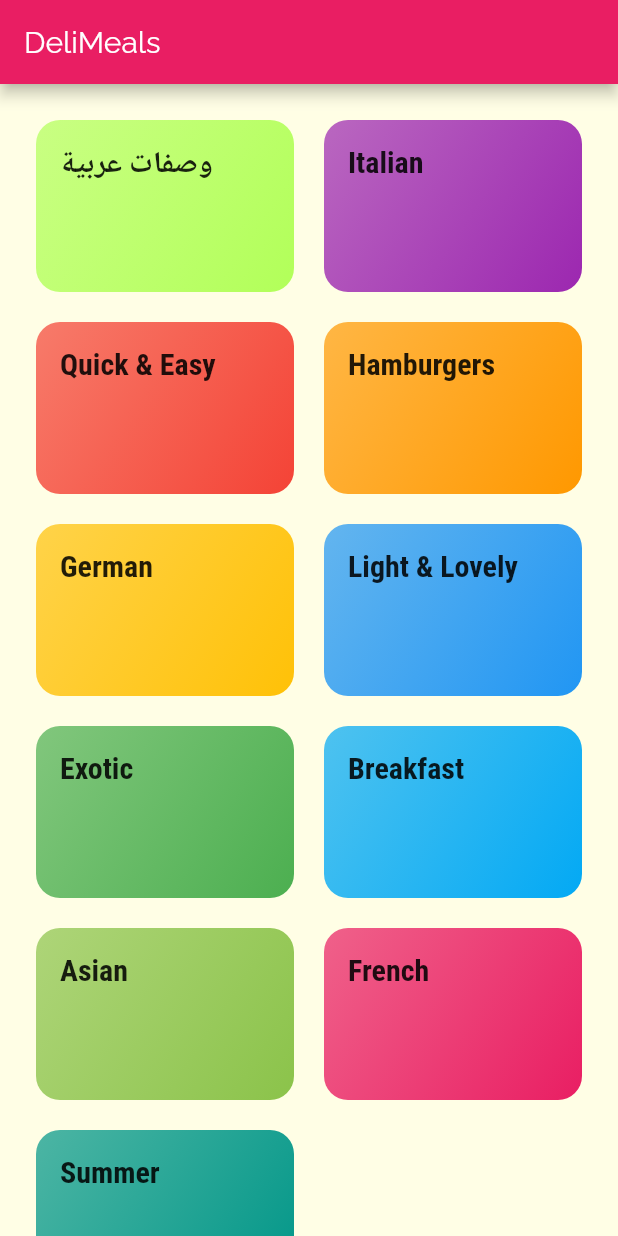
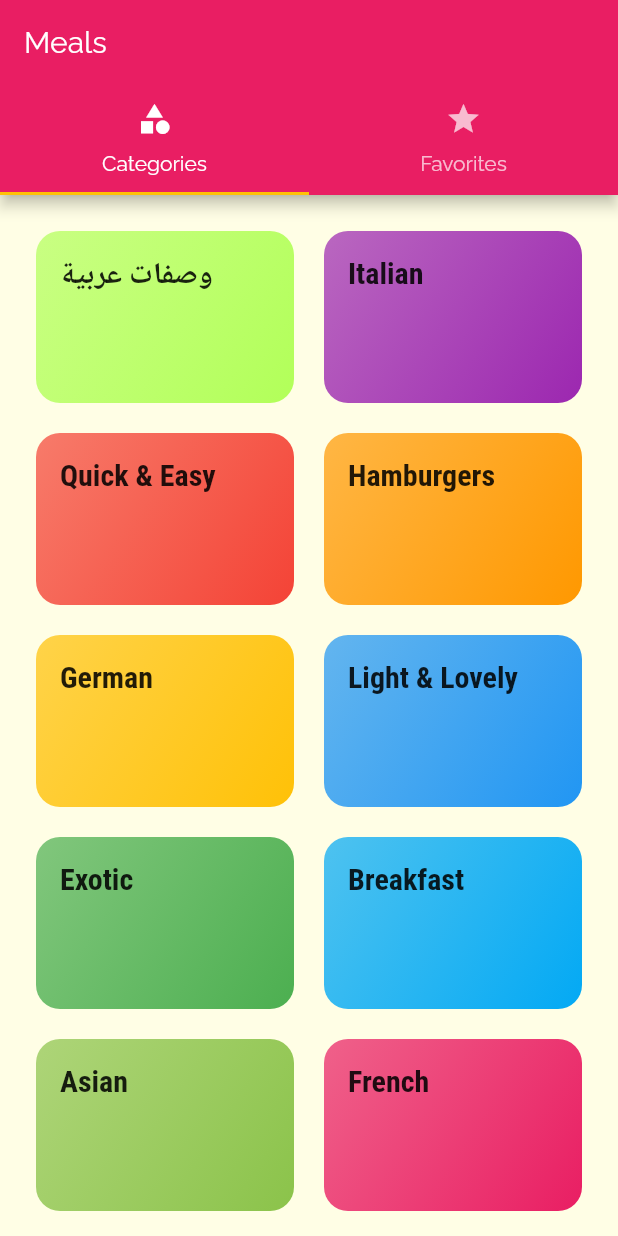
Before and after one commit to EngMo974/meals, a Flutter app: the screen it shows after launch, on a phone screen of 412 x 824 dp. Run offline on Flutter 3.47's test engine with Material 2 defaults, Android fonts, the phone set to English and light mode, and no system bars; missing offline and left inert: cache_image.

```diff
--- a/lib/main.dart
+++ b/lib/main.dart
@@ -1,6 +1,7 @@
 import 'package:flutter/material.dart';
 import 'package:meals/screens/categories_screen.dart';
 import 'package:meals/screens/meal_details_screen.dart';
+import 'package:meals/screens/tabs_screen.dart';
 import 'screens/category_meals_screen.dart';
 
 void main() {
@@ -11,6 +12,7 @@ class MyApp extends StatelessWidget {
   @override
   Widget build(BuildContext context) {
     return MaterialApp(
+      debugShowCheckedModeBanner: false,
       title: 'DeliMeals',
       theme: ThemeData(
         primaryColor: Colors.pink,
@@ -27,12 +29,18 @@ class MyApp extends StatelessWidget {
               headline6: TextStyle(
                 fontSize: 20,
                 fontFamily: 'RobotoCondensed',
-                fontWeight: FontWeight.bold)),
+                fontWeight: FontWeight.bold,
+              ),
+              headline5: TextStyle(
+                  fontSize: 18,
+                  fontFamily: 'Raleway',
+                  fontWeight: FontWeight.bold),
+            ),
       ),
 //      home: CategoriesScreen(),
       initialRoute: '/',
       routes: {
-        '/': (ctx) => CategoriesScreen(),
+        '/': (ctx) => TabsScreen(),
         CategoryMealsScreen.routeName: (ctx) => CategoryMealsScreen(),
         MealDetailScreen.routeName: (ctx) => MealDetailScreen(),
       },
--- a/lib/screens/categories_screen.dart
+++ b/lib/screens/categories_screen.dart
@@ -5,11 +5,7 @@ import 'package:meals/dummy_data.dart';
 class CategoriesScreen extends StatelessWidget {
   @override
   Widget build(BuildContext context) {
-    return Scaffold(
-      appBar: AppBar(
-        title: Text('DeliMeals'),
-      ),
-      body: GridView(
+    return GridView(
       padding: EdgeInsets.all(24),
       children: DUMMY_CATYGORIES.map(
         (cateItem) {
@@ -26,7 +22,6 @@ class CategoriesScreen extends StatelessWidget {
         crossAxisSpacing: 20,
         mainAxisSpacing: 20,
       ),
-      ),
     );
   }
 }
--- /dev/null
+++ b/lib/screens/tabs_screen.dart
@@ -0,0 +1,40 @@
+import 'package:flutter/material.dart';
+import 'package:meals/screens/categories_screen.dart';
+import 'package:meals/screens/favorites_screen.dart';
+
+class TabsScreen extends StatefulWidget {
+  @override
+  _TabsScreenState createState() => _TabsScreenState();
+}
+
+class _TabsScreenState extends State<TabsScreen> {
+  @override
+  Widget build(BuildContext context) {
+    return DefaultTabController(
+      child: Scaffold(
+        appBar: AppBar(
+          title: Text('Meals'),
+          bottom: TabBar(
+            tabs: [
+              Tab(
+                icon: Icon(Icons.category),
+                text: 'Categories',
+              ),
+              Tab(
+                icon: Icon(Icons.star),
+                text: 'Favorites',
+              ),
+            ],
+          ),
+        ),
+        body: TabBarView(
+          children: [
+            CategoriesScreen(),
+            FavoritesScreen(),
+          ],
+        ),
+      ),
+      length: 2,
+    );
+  }
+}
--- a/lib/widgets/meals_item.dart
+++ b/lib/widgets/meals_item.dart
@@ -1,3 +1,4 @@
+import 'package:cache_image/cache_image.dart';
 import 'package:flutter/cupertino.dart';
 import 'package:flutter/material.dart';
 import 'package:meals/models/meals.dart';
@@ -78,8 +79,8 @@ class MealItem extends StatelessWidget {
                     topLeft: Radius.circular(16),
                     topRight: Radius.circular(16),
                   ),
-                  child: Image.network(
-                    imgUrl,
+                  child: Image(
+                    image: CacheImage(imgUrl),
                     height: 250,
                     width: double.infinity,
                     fit: BoxFit.cover,
--- a/pubspec.yaml
+++ b/pubspec.yaml
@@ -28,6 +28,7 @@ dependencies:
   # The following adds the Cupertino Icons font to your application.
   # Use with the CupertinoIcons class for iOS style icons.
   cupertino_icons: ^0.1.3
+  cache_image: ^1.0.5
 
 dev_dependencies:
   flutter_test:
```
Also changed, not shown: lib/dummy_data.dart (+75 -0 lines), lib/screens/favorites_screen.dart (added, +10 -0 lines), lib/screens/meal_details_screen.dart (+25 -6 lines), pubspec.lock. Lines whose indentation alone changed are shown as unchanged.
